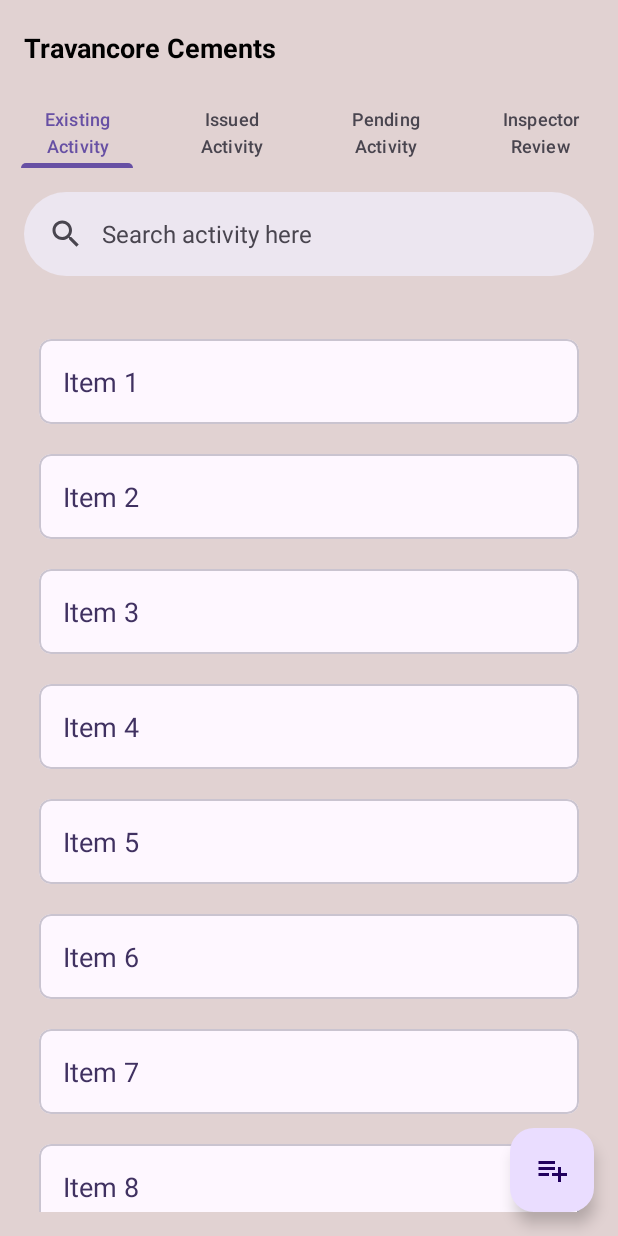
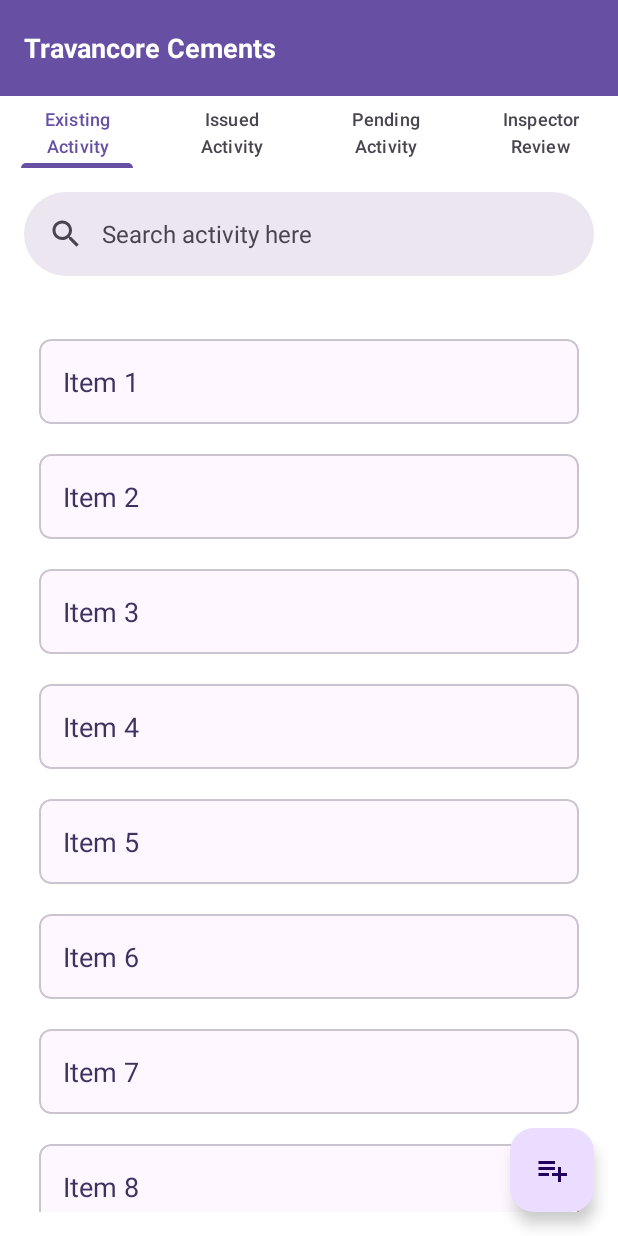
Before and after one commit to SUFIYANJT/App-moni, an Android app: the screen it shows after launch (MainActivity), on a phone screen of 412 x 824 dp. Run offline under Robolectric (Android 15) with nearby library versions, the phone set to English and light mode, and no system bars.

Commit message:
new design and colour

```diff
--- a/app/src/main/java/com/example/myapplication/CustomAdapter.java
+++ b/app/src/main/java/com/example/myapplication/CustomAdapter.java
@@ -3,22 +3,26 @@ package com.example.myapplication;
 import android.view.LayoutInflater;
 import android.view.View;
 import android.view.ViewGroup;
+import android.widget.Filter;
+import android.widget.Filterable;
 import android.widget.TextView;
 
 import androidx.annotation.NonNull;
 import androidx.recyclerview.widget.RecyclerView;
 
+import com.example.myapplication.model.ItemModel;
+
+import java.util.ArrayList;
 import java.util.List;
 
-import com.example.myapplication.model.ItemModel;
+public class CustomAdapter extends RecyclerView.Adapter<CustomAdapter.ViewHolder> implements Filterable {
 
-public class CustomAdapter extends RecyclerView.Adapter<CustomAdapter.ViewHolder> {
-
-    public final List<ItemModel> dataList;
-
+    private final List<ItemModel> dataList;
+    private final List<ItemModel> dataListFull;  // Backup of original data
 
     public CustomAdapter(List<ItemModel> dataList) {
         this.dataList = dataList;
+        this.dataListFull = new ArrayList<>(dataList);
     }
 
     @NonNull
@@ -48,4 +52,37 @@ public class CustomAdapter extends RecyclerView.Adapter<CustomAdapter.ViewHolder
             textView = itemView.findViewById(R.id.textView);
         }
     }
+
+    // Filter logic for search functionality
+    @Override
+    public Filter getFilter() {
+        return new Filter() {
+            @Override
+            protected FilterResults performFiltering(CharSequence charSequence) {
+                String query = charSequence.toString().toLowerCase().trim();
+                List<ItemModel> filteredList = new ArrayList<>();
+
+                if (query.isEmpty()) {
+                    filteredList.addAll(dataListFull);
+                } else {
+                    for (ItemModel item : dataListFull) {
+                        if (item.getItemName().toLowerCase().contains(query)) {
+                            filteredList.add(item);
+                        }
+                    }
+                }
+
+                FilterResults filterResults = new FilterResults();
+                filterResults.values = filteredList;
+                return filterResults;
+            }
+
+            @Override
+            protected void publishResults(CharSequence charSequence, FilterResults filterResults) {
+                dataList.clear();
+                dataList.addAll((List<ItemModel>) filterResults.values);
+                notifyDataSetChanged();
+            }
+        };
+    }
 }
--- a/app/src/main/res/layout/activity_main.xml
+++ b/app/src/main/res/layout/activity_main.xml
@@ -4,7 +4,7 @@
     xmlns:tools="http://schemas.android.com/tools"
     android:layout_width="match_parent"
     android:layout_height="match_parent"
-    android:background="#e1d2d2"
+    android:background="#FFFFFFFF"
     tools:context=".MainActivity">
 
     <!-- FloatingActionButton -->
@@ -26,8 +26,8 @@
         android:layout_width="0dp"
         android:layout_height="?attr/actionBarSize"
         app:layout_constraintTop_toTopOf="parent"
-        android:background="#e1d2d2"
-        app:titleTextColor="@color/black"
+        android:background="#6750a4"
+        app:titleTextColor="#FFF"
         app:layout_constraintStart_toStartOf="parent"
         app:layout_constraintEnd_toEndOf="parent"
         app:layout_constraintBottom_toTopOf="@+id/tablayout">
@@ -36,7 +36,7 @@
             android:layout_width="wrap_content"
             android:layout_height="wrap_content"
             android:text="Travancore Cements"
-            android:textColor="@color/black"
+            android:textColor="@color/white"
             android:textSize="18sp"
             android:textStyle="bold"/>
         <androidx.appcompat.widget.SearchView
@@ -51,7 +51,7 @@
             android:hint="Search activity here"
             app:layout_constraintVertical_bias="0"
             app:layout_constraintBottom_toTopOf="@+id/viewPager"
-            android:background="#e1d2d2" />
+            android:background="#6750a4" />
 
     </com.google.android.material.appbar.MaterialToolbar>
 
@@ -63,7 +63,7 @@
         android:id="@+id/tablayout"
         android:layout_width="0dp"
         android:layout_height="wrap_content"
-        android:background="#e1d2d2"
+        android:background="#FFFFFFFF"
         app:layout_constraintTop_toBottomOf="@+id/toolbar"
         app:layout_constraintStart_toStartOf="parent"
         app:layout_constraintEnd_toEndOf="parent"
@@ -103,7 +103,7 @@
         android:hint="Search activity here"
         app:layout_constraintVertical_bias="0"
         app:layout_constraintBottom_toTopOf="@+id/viewPager"
-        android:background="#e1d2d2" />
+        android:background="#6750a4" />
 
     <!-- RecyclerView -->
 
@@ -113,7 +113,7 @@
         android:id="@+id/viewPager"
         android:layout_width="0dp"
         android:layout_height="0dp"
-        android:background="#e1d2d2"
+        android:background="#FFFFFFFF"
         app:layout_constraintTop_toBottomOf="@+id/searchBar"
         app:layout_constraintStart_toStartOf="parent"
         app:layout_constraintEnd_toEndOf="parent"
--- a/app/src/main/res/layout/fragment_existing_activity.xml
+++ b/app/src/main/res/layout/fragment_existing_activity.xml
@@ -17,6 +17,6 @@
         app:layout_constraintStart_toStartOf="parent"
         app:layout_constraintEnd_toEndOf="parent"
         app:layout_constraintBottom_toBottomOf="parent"
-        android:background="#e1d2d2" />
+        android:background="#FFF" />
 
 </androidx.constraintlayout.widget.ConstraintLayout>
--- a/app/src/main/res/layout/fragment_inspector_review.xml
+++ b/app/src/main/res/layout/fragment_inspector_review.xml
@@ -15,6 +15,6 @@
         app:layout_constraintStart_toStartOf="parent"
         app:layout_constraintEnd_toEndOf="parent"
         app:layout_constraintBottom_toBottomOf="parent"
-        android:background="#e1d2d2" />
+        android:background="#FFF" />
 
 </androidx.constraintlayout.widget.ConstraintLayout>
--- a/app/src/main/res/layout/fragment_issued_activity.xml
+++ b/app/src/main/res/layout/fragment_issued_activity.xml
@@ -16,7 +16,7 @@
         app:layout_constraintStart_toStartOf="parent"
         app:layout_constraintEnd_toEndOf="parent"
         app:layout_constraintBottom_toBottomOf="parent"
-        android:background="#e1d2d2" />
+        android:background="#FFF" />
 
 
 </androidx.constraintlayout.widget.ConstraintLayout>
--- a/app/src/main/res/layout/fragment_pending_activity.xml
+++ b/app/src/main/res/layout/fragment_pending_activity.xml
@@ -17,7 +17,7 @@
         app:layout_constraintStart_toStartOf="parent"
         app:layout_constraintEnd_toEndOf="parent"
         app:layout_constraintBottom_toBottomOf="parent"
-        android:background="#e1d2d2" />
+        android:background="#FFF" />
 
     <!-- Your other layout elements go here -->
 
--- a/app/src/main/res/values/colors.xml
+++ b/app/src/main/res/values/colors.xml
@@ -2,6 +2,6 @@
 <resources>
     <color name="black">#000000</color>
     <color name="white">#FFFFFFFF</color>
-    <color name="status">#e1d2d2</color>
+    <color name="status">#6750a4</color>
     <color name="cardBackgroundColor">#e1d2d2</color>
 </resources>
```
